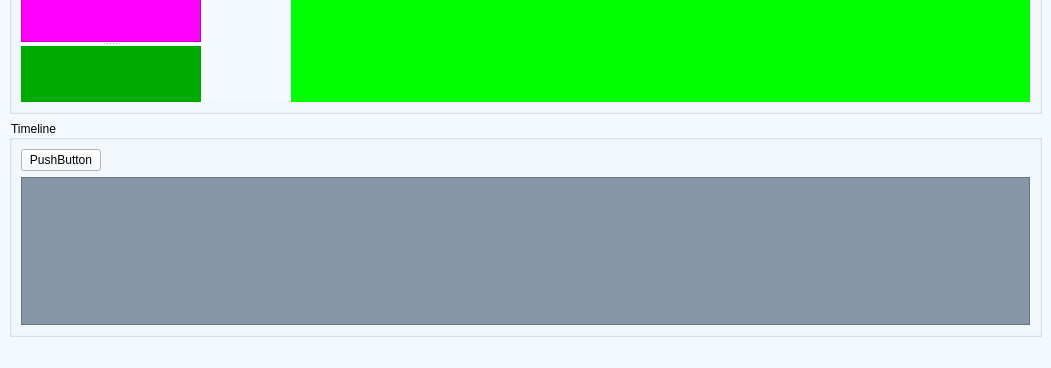
This is main app/layout.ui in siyirenuoft/GUI_Workspace as Qt 5 draws it before an edit; both pictures show x 0 to 1051 and y 374 to 742 of the 1051 by 742 pixel window. The edited form follows.
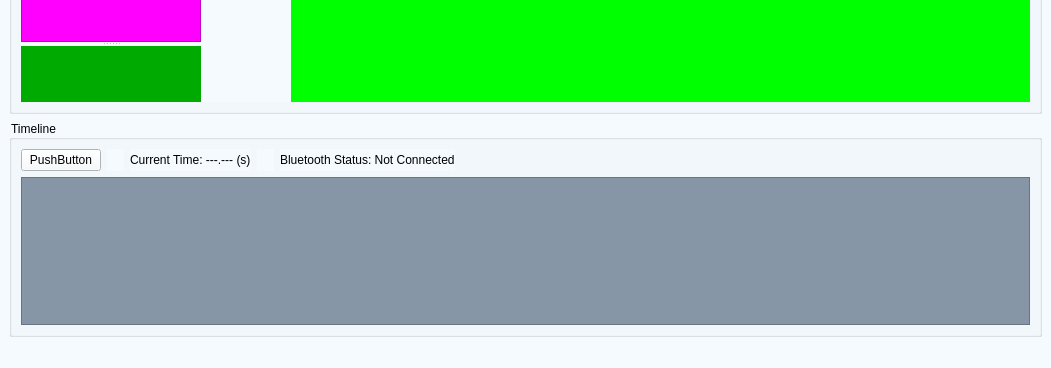
This is the edited form.

Commit message:
fix ble status, add time of slider, fix timeline canvas misalignment
1. Bluetooth Status Bar
2. Time of the slider
3. System Dependable Variable

```diff
--- a/main app/layout.ui
+++ b/main app/layout.ui
@@ -372,6 +372,13 @@
            </item>
            <item row="0" column="0">
             <layout class="QGridLayout" name="gridLayout_11">
+             <item row="0" column="4">
+              <widget class="QLabel" name="label">
+               <property name="text">
+                <string>Bluetooth Status: Not Connected</string>
+               </property>
+              </widget>
+             </item>
              <item row="0" column="0">
               <widget class="QPushButton" name="pushButton_5">
                <property name="text">
@@ -380,6 +387,13 @@
               </widget>
              </item>
              <item row="0" column="1">
+              <widget class="QLabel" name="label_3">
+               <property name="text">
+                <string>     </string>
+               </property>
+              </widget>
+             </item>
+             <item row="0" column="6">
               <spacer name="horizontalSpacer_5">
                <property name="orientation">
                 <enum>Qt::Horizontal</enum>
@@ -392,6 +406,20 @@
                </property>
               </spacer>
              </item>
+             <item row="0" column="2">
+              <widget class="QLabel" name="label_2">
+               <property name="text">
+                <string>Current Time: ---.--- (s)</string>
+               </property>
+              </widget>
+             </item>
+             <item row="0" column="3">
+              <widget class="QLabel" name="label_4">
+               <property name="text">
+                <string>     </string>
+               </property>
+              </widget>
+             </item>
             </layout>
            </item>
           </layout>
```
The commit also changes 5 other files.
